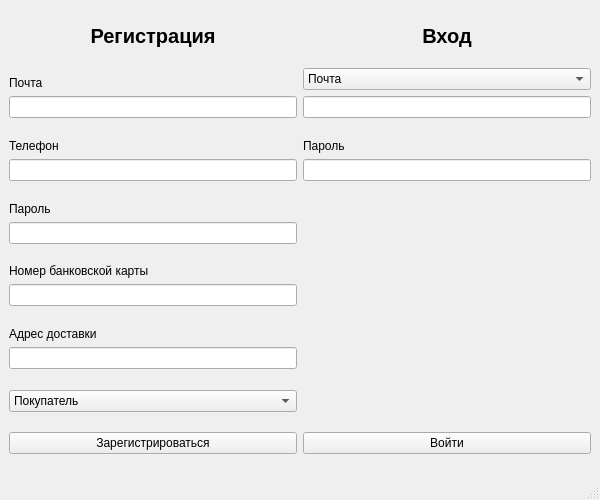
First picture: the form in files/ui/entery_window.ui, repository Fedor-Air/PyQT_project, before the edit.
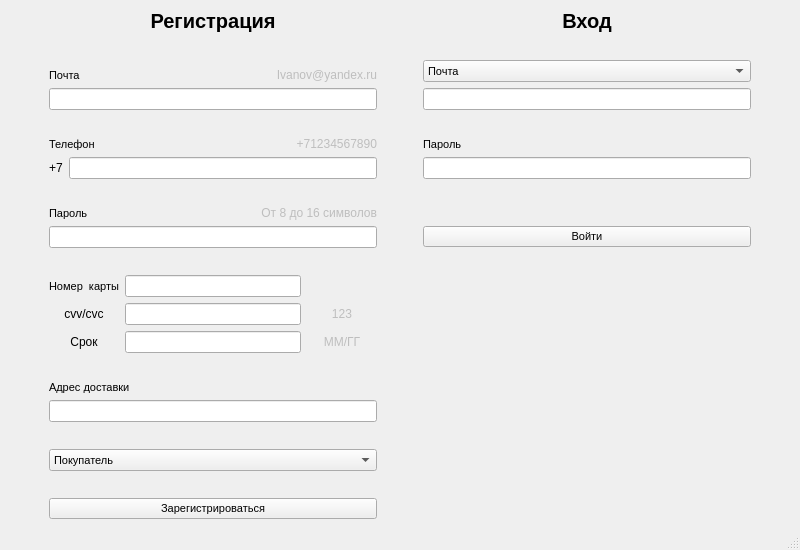
Second picture: the form after the edit.

The edit to the form file:
```diff
--- a/files/ui/entery_window.ui
+++ b/files/ui/entery_window.ui
@@ -2,12 +2,15 @@
 <ui version="4.0">
  <class>MainWindow</class>
  <widget class="QMainWindow" name="MainWindow">
+  <property name="enabled">
+   <bool>true</bool>
+  </property>
   <property name="geometry">
    <rect>
     <x>0</x>
     <y>0</y>
-    <width>600</width>
-    <height>500</height>
+    <width>800</width>
+    <height>550</height>
    </rect>
   </property>
   <property name="windowTitle">
@@ -15,197 +18,70 @@
   </property>
   <widget class="QWidget" name="centralwidget">
    <layout class="QGridLayout" name="gridLayout">
+    <item row="1" column="1">
+     <spacer name="verticalSpacer">
+      <property name="orientation">
+       <enum>Qt::Vertical</enum>
+      </property>
+      <property name="sizeHint" stdset="0">
+       <size>
+        <width>20</width>
+        <height>40</height>
+       </size>
+      </property>
+     </spacer>
+    </item>
     <item row="0" column="1">
+     <spacer name="verticalSpacer_10">
+      <property name="orientation">
+       <enum>Qt::Vertical</enum>
+      </property>
+      <property name="sizeHint" stdset="0">
+       <size>
+        <width>20</width>
+        <height>40</height>
+       </size>
+      </property>
+     </spacer>
+    </item>
+    <item row="2" column="1">
      <layout class="QGridLayout" name="gridLayout_2">
-      <item row="17" column="0">
-       <widget class="QLabel" name="reg_label_address">
-        <property name="text">
-         <string>Адрес доставки</string>
-        </property>
-        <property name="alignment">
-         <set>Qt::AlignBottom|Qt::AlignLeading|Qt::AlignLeft</set>
-        </property>
-       </widget>
+      <item row="9" column="0">
+       <layout class="QHBoxLayout" name="horizontalLayout_4">
+        <item>
+         <widget class="QLabel" name="reg_label_password">
+          <property name="enabled">
+           <bool>true</bool>
+          </property>
+          <property name="font">
+           <font>
+            <pointsize>8</pointsize>
+           </font>
+          </property>
+          <property name="text">
+           <string>Пароль</string>
+          </property>
+          <property name="alignment">
+           <set>Qt::AlignBottom|Qt::AlignLeading|Qt::AlignLeft</set>
+          </property>
+         </widget>
+        </item>
+        <item>
+         <widget class="QLabel" name="reg_label_password_extra">
+          <property name="enabled">
+           <bool>false</bool>
+          </property>
+          <property name="text">
+           <string>От 8 до 16 символов</string>
+          </property>
+          <property name="alignment">
+           <set>Qt::AlignBottom|Qt::AlignRight|Qt::AlignTrailing</set>
+          </property>
+         </widget>
+        </item>
+       </layout>
       </item>
-      <item row="3" column="0">
-       <widget class="QLabel" name="reg_label_post">
-        <property name="enabled">
-         <bool>true</bool>
-        </property>
-        <property name="text">
-         <string>Почта</string>
-        </property>
-        <property name="alignment">
-         <set>Qt::AlignBottom|Qt::AlignLeading|Qt::AlignLeft</set>
-        </property>
-       </widget>
-      </item>
-      <item row="23" column="1">
-       <spacer name="verticalSpacer_16">
-        <property name="orientation">
-         <enum>Qt::Vertical</enum>
-        </property>
-        <property name="sizeHint" stdset="0">
-         <size>
-          <width>20</width>
-          <height>40</height>
-         </size>
-        </property>
-       </spacer>
-      </item>
-      <item row="7" column="1">
-       <widget class="QLabel" name="ent_label_password">
-        <property name="enabled">
-         <bool>true</bool>
-        </property>
-        <property name="text">
-         <string>Пароль</string>
-        </property>
-        <property name="alignment">
-         <set>Qt::AlignBottom|Qt::AlignLeading|Qt::AlignLeft</set>
-        </property>
-       </widget>
-      </item>
-      <item row="23" column="0">
-       <spacer name="verticalSpacer_8">
-        <property name="orientation">
-         <enum>Qt::Vertical</enum>
-        </property>
-        <property name="sizeHint" stdset="0">
-         <size>
-          <width>20</width>
-          <height>40</height>
-         </size>
-        </property>
-       </spacer>
-      </item>
-      <item row="10" column="0">
-       <widget class="QLabel" name="reg_label_password">
-        <property name="enabled">
-         <bool>true</bool>
-        </property>
-        <property name="text">
-         <string>Пароль</string>
-        </property>
-        <property name="alignment">
-         <set>Qt::AlignBottom|Qt::AlignLeading|Qt::AlignLeft</set>
-        </property>
-       </widget>
-      </item>
-      <item row="0" column="1">
-       <spacer name="verticalSpacer_10">
-        <property name="orientation">
-         <enum>Qt::Vertical</enum>
-        </property>
-        <property name="sizeHint" stdset="0">
-         <size>
-          <width>20</width>
-          <height>40</height>
-         </size>
-        </property>
-       </spacer>
-      </item>
-      <item row="12" column="0">
-       <widget class="QLineEdit" name="reg_lineEdit_password"/>
-      </item>
-      <item row="13" column="1">
-       <spacer name="verticalSpacer_9">
-        <property name="orientation">
-         <enum>Qt::Vertical</enum>
-        </property>
-        <property name="sizeHint" stdset="0">
-         <size>
-          <width>20</width>
-          <height>40</height>
-         </size>
-        </property>
-       </spacer>
-      </item>
-      <item row="16" column="1">
-       <spacer name="verticalSpacer_13">
-        <property name="orientation">
-         <enum>Qt::Vertical</enum>
-        </property>
-        <property name="sizeHint" stdset="0">
-         <size>
-          <width>20</width>
-          <height>40</height>
-         </size>
-        </property>
-       </spacer>
-      </item>
-      <item row="21" column="1">
-       <spacer name="verticalSpacer_15">
-        <property name="orientation">
-         <enum>Qt::Vertical</enum>
-        </property>
-        <property name="sizeHint" stdset="0">
-         <size>
-          <width>20</width>
-          <height>40</height>
-         </size>
-        </property>
-       </spacer>
-      </item>
-      <item row="2" column="0">
-       <spacer name="verticalSpacer_2">
-        <property name="orientation">
-         <enum>Qt::Vertical</enum>
-        </property>
-        <property name="sizeHint" stdset="0">
-         <size>
-          <width>20</width>
-          <height>40</height>
-         </size>
-        </property>
-       </spacer>
-      </item>
-      <item row="6" column="1">
-       <spacer name="verticalSpacer_18">
-        <property name="orientation">
-         <enum>Qt::Vertical</enum>
-        </property>
-        <property name="sizeHint" stdset="0">
-         <size>
-          <width>20</width>
-          <height>40</height>
-         </size>
-        </property>
-       </spacer>
-      </item>
-      <item row="13" column="0">
-       <spacer name="verticalSpacer_5">
-        <property name="orientation">
-         <enum>Qt::Vertical</enum>
-        </property>
-        <property name="sizeHint" stdset="0">
-         <size>
-          <width>20</width>
-          <height>40</height>
-         </size>
-        </property>
-       </spacer>
-      </item>
-      <item row="5" column="0">
-       <widget class="QLineEdit" name="reg_lineEdit_post"/>
-      </item>
-      <item row="19" column="1">
-       <spacer name="verticalSpacer_14">
-        <property name="orientation">
-         <enum>Qt::Vertical</enum>
-        </property>
-        <property name="sizeHint" stdset="0">
-         <size>
-          <width>20</width>
-          <height>40</height>
-         </size>
-        </property>
-       </spacer>
-      </item>
-      <item row="8" column="0">
-       <widget class="QLineEdit" name="reg_lineEdit_num"/>
-      </item>
-      <item row="1" column="0">
+      <item row="0" column="0">
        <widget class="QLabel" name="reg_label">
         <property name="enabled">
          <bool>true</bool>
@@ -225,97 +101,264 @@
         </property>
        </widget>
       </item>
-      <item row="14" column="0">
-       <widget class="QLabel" name="reg_label_bankcard">
-        <property name="text">
-         <string>Номер банковской карты</string>
-        </property>
-        <property name="alignment">
-         <set>Qt::AlignBottom|Qt::AlignLeading|Qt::AlignLeft</set>
-        </property>
-       </widget>
-      </item>
-      <item row="0" column="0">
-       <spacer name="verticalSpacer_7">
-        <property name="orientation">
-         <enum>Qt::Vertical</enum>
-        </property>
-        <property name="sizeHint" stdset="0">
-         <size>
-          <width>20</width>
-          <height>40</height>
-         </size>
-        </property>
-       </spacer>
-      </item>
-      <item row="9" column="0">
-       <spacer name="verticalSpacer_6">
-        <property name="orientation">
-         <enum>Qt::Vertical</enum>
-        </property>
-        <property name="sizeHint" stdset="0">
-         <size>
-          <width>20</width>
-          <height>40</height>
-         </size>
-        </property>
-       </spacer>
-      </item>
-      <item row="8" column="1">
-       <widget class="QLineEdit" name="lineEdit_4"/>
-      </item>
-      <item row="9" column="1">
-       <spacer name="verticalSpacer_12">
-        <property name="orientation">
-         <enum>Qt::Vertical</enum>
-        </property>
-        <property name="sizeHint" stdset="0">
-         <size>
-          <width>20</width>
-          <height>40</height>
-         </size>
-        </property>
-       </spacer>
-      </item>
-      <item row="7" column="0">
-       <widget class="QLabel" name="reg_label_num">
-        <property name="text">
-         <string>Телефон</string>
-        </property>
-       </widget>
-      </item>
-      <item row="22" column="0">
+      <item row="20" column="0">
        <widget class="QPushButton" name="reg_pushButton_reg">
+        <property name="font">
+         <font>
+          <pointsize>8</pointsize>
+         </font>
+        </property>
         <property name="text">
          <string>Зарегистрироваться</string>
         </property>
        </widget>
       </item>
+      <item row="13" column="0">
+       <layout class="QGridLayout" name="gridLayout_3">
+        <item row="1" column="2">
+         <widget class="QLineEdit" name="reg_lineEdit_cvc">
+          <property name="maxLength">
+           <number>3</number>
+          </property>
+          <property name="echoMode">
+           <enum>QLineEdit::PasswordEchoOnEdit</enum>
+          </property>
+         </widget>
+        </item>
+        <item row="2" column="0">
+         <widget class="QLabel" name="reg_label_date">
+          <property name="text">
+           <string>Срок</string>
+          </property>
+          <property name="alignment">
+           <set>Qt::AlignCenter</set>
+          </property>
+         </widget>
+        </item>
+        <item row="0" column="2">
+         <widget class="QLineEdit" name="reg_lineEdit_bankcard">
+          <property name="text">
+           <string/>
+          </property>
+          <property name="maxLength">
+           <number>16</number>
+          </property>
+         </widget>
+        </item>
+        <item row="2" column="2">
+         <widget class="QLineEdit" name="reg_lineEdit_date">
+          <property name="autoFillBackground">
+           <bool>false</bool>
+          </property>
+          <property name="maxLength">
+           <number>5</number>
+          </property>
+          <property name="echoMode">
+           <enum>QLineEdit::Normal</enum>
+          </property>
+         </widget>
+        </item>
+        <item row="0" column="3">
+         <widget class="QLabel" name="reg_label_bankcard_extra">
+          <property name="enabled">
+           <bool>false</bool>
+          </property>
+          <property name="text">
+           <string/>
+          </property>
+          <property name="alignment">
+           <set>Qt::AlignCenter</set>
+          </property>
+         </widget>
+        </item>
+        <item row="0" column="0">
+         <widget class="QLabel" name="reg_label_bankcard">
+          <property name="font">
+           <font>
+            <pointsize>8</pointsize>
+           </font>
+          </property>
+          <property name="text">
+           <string>Номер  карты</string>
+          </property>
+          <property name="alignment">
+           <set>Qt::AlignCenter</set>
+          </property>
+         </widget>
+        </item>
+        <item row="1" column="3">
+         <widget class="QLabel" name="reg_label_cvc_extra">
+          <property name="enabled">
+           <bool>false</bool>
+          </property>
+          <property name="text">
+           <string>123</string>
+          </property>
+          <property name="alignment">
+           <set>Qt::AlignCenter</set>
+          </property>
+         </widget>
+        </item>
+        <item row="1" column="0">
+         <widget class="QLabel" name="reg_label_cvc">
+          <property name="text">
+           <string>cvv/cvc</string>
+          </property>
+          <property name="alignment">
+           <set>Qt::AlignCenter</set>
+          </property>
+         </widget>
+        </item>
+        <item row="2" column="3">
+         <widget class="QLabel" name="reg_label_date_extra">
+          <property name="enabled">
+           <bool>false</bool>
+          </property>
+          <property name="text">
+           <string>     ММ/ГГ     </string>
+          </property>
+          <property name="alignment">
+           <set>Qt::AlignCenter</set>
+          </property>
+         </widget>
+        </item>
+       </layout>
+      </item>
+      <item row="2" column="0">
+       <layout class="QHBoxLayout" name="horizontalLayout">
+        <item>
+         <widget class="QLabel" name="reg_label_email">
+          <property name="enabled">
+           <bool>true</bool>
+          </property>
+          <property name="font">
+           <font>
+            <pointsize>8</pointsize>
+           </font>
+          </property>
+          <property name="text">
+           <string>Почта</string>
+          </property>
+          <property name="alignment">
+           <set>Qt::AlignBottom|Qt::AlignLeading|Qt::AlignLeft</set>
+          </property>
+         </widget>
+        </item>
+        <item>
+         <widget class="QLabel" name="reg_label_email_extra">
+          <property name="enabled">
+           <bool>false</bool>
+          </property>
+          <property name="mouseTracking">
+           <bool>true</bool>
+          </property>
+          <property name="text">
+           <string>Ivanov@yandex.ru</string>
+          </property>
+          <property name="alignment">
+           <set>Qt::AlignBottom|Qt::AlignRight|Qt::AlignTrailing</set>
+          </property>
+         </widget>
+        </item>
+       </layout>
+      </item>
+      <item row="11" column="0">
+       <widget class="QLineEdit" name="reg_lineEdit_password">
+        <property name="maxLength">
+         <number>16</number>
+        </property>
+        <property name="echoMode">
+         <enum>QLineEdit::PasswordEchoOnEdit</enum>
+        </property>
+       </widget>
+      </item>
+      <item row="7" column="2">
+       <widget class="QLineEdit" name="ent_lineEdit_password">
+        <property name="maxLength">
+         <number>16</number>
+        </property>
+        <property name="echoMode">
+         <enum>QLineEdit::PasswordEchoOnEdit</enum>
+        </property>
+       </widget>
+      </item>
+      <item row="11" column="1">
+       <spacer name="horizontalSpacer_3">
+        <property name="orientation">
+         <enum>Qt::Horizontal</enum>
+        </property>
+        <property name="sizeType">
+         <enum>QSizePolicy::Preferred</enum>
+        </property>
+        <property name="sizeHint" stdset="0">
+         <size>
+          <width>40</width>
+          <height>20</height>
+         </size>
+        </property>
+       </spacer>
+      </item>
+      <item row="6" column="2">
+       <layout class="QHBoxLayout" name="horizontalLayout_9">
+        <item>
+         <widget class="QLabel" name="ent_label_password">
+          <property name="enabled">
+           <bool>true</bool>
+          </property>
+          <property name="font">
+           <font>
+            <pointsize>8</pointsize>
+           </font>
+          </property>
+          <property name="text">
+           <string>Пароль</string>
+          </property>
+          <property name="alignment">
+           <set>Qt::AlignBottom|Qt::AlignLeading|Qt::AlignLeft</set>
+          </property>
+         </widget>
+        </item>
+       </layout>
+      </item>
       <item row="15" column="0">
-       <widget class="QLineEdit" name="reg_lineEdit_bankcard"/>
+       <layout class="QHBoxLayout" name="horizontalLayout_8">
+        <item>
+         <widget class="QLabel" name="reg_label_address">
+          <property name="font">
+           <font>
+            <pointsize>8</pointsize>
+           </font>
+          </property>
+          <property name="text">
+           <string>Адрес доставки</string>
+          </property>
+          <property name="alignment">
+           <set>Qt::AlignBottom|Qt::AlignLeading|Qt::AlignLeft</set>
+          </property>
+         </widget>
+        </item>
+        <item>
+         <widget class="QLabel" name="reg_label_address_extra">
+          <property name="enabled">
+           <bool>false</bool>
+          </property>
+          <property name="text">
+           <string/>
+          </property>
+          <property name="alignment">
+           <set>Qt::AlignBottom|Qt::AlignRight|Qt::AlignTrailing</set>
+          </property>
+         </widget>
+        </item>
+       </layout>
       </item>
-      <item row="22" column="1">
-       <widget class="QPushButton" name="ent_pushButton_ent">
-        <property name="text">
-         <string>Войти</string>
+      <item row="2" column="2">
+       <widget class="QComboBox" name="ent_comboBox_emlphn">
+        <property name="font">
+         <font>
+          <pointsize>8</pointsize>
+         </font>
         </property>
-       </widget>
-      </item>
-      <item row="6" column="0">
-       <spacer name="verticalSpacer_17">
-        <property name="orientation">
-         <enum>Qt::Vertical</enum>
-        </property>
-        <property name="sizeHint" stdset="0">
-         <size>
-          <width>20</width>
-          <height>40</height>
-         </size>
-        </property>
-       </spacer>
-      </item>
-      <item row="3" column="1">
-       <widget class="QComboBox" name="ent_comboBox_postnum">
         <item>
          <property name="text">
           <string>Почта</string>
@@ -328,8 +371,45 @@
         </item>
        </widget>
       </item>
-      <item row="20" column="0">
+      <item row="6" column="0">
+       <layout class="QHBoxLayout" name="horizontalLayout_2">
+        <item>
+         <widget class="QLabel" name="reg_label_phone">
+          <property name="font">
+           <font>
+            <pointsize>8</pointsize>
+           </font>
+          </property>
+          <property name="text">
+           <string>Телефон</string>
+          </property>
+          <property name="alignment">
+           <set>Qt::AlignBottom|Qt::AlignLeading|Qt::AlignLeft</set>
+          </property>
+         </widget>
+        </item>
+        <item>
+         <widget class="QLabel" name="reg_label_phone_extra">
+          <property name="enabled">
+           <bool>false</bool>
+          </property>
+          <property name="text">
+           <string>+71234567890</string>
+          </property>
+          <property name="alignment">
+           <set>Qt::AlignBottom|Qt::AlignRight|Qt::AlignTrailing</set>
+          </property>
+         </widget>
+        </item>
+       </layout>
+      </item>
+      <item row="18" column="0">
        <widget class="QComboBox" name="reg_ComboBox_role">
+        <property name="font">
+         <font>
+          <pointsize>8</pointsize>
+         </font>
+        </property>
         <item>
          <property name="text">
           <string>Покупатель</string>
@@ -342,7 +422,7 @@
         </item>
        </widget>
       </item>
-      <item row="1" column="1">
+      <item row="0" column="2">
        <widget class="QLabel" name="ent_label">
         <property name="enabled">
          <bool>true</bool>
@@ -362,39 +442,46 @@
         </property>
        </widget>
       </item>
-      <item row="5" column="1">
-       <widget class="QLineEdit" name="lineEdit_2"/>
-      </item>
-      <item row="21" column="0">
-       <spacer name="verticalSpacer">
-        <property name="orientation">
-         <enum>Qt::Vertical</enum>
+      <item row="11" column="2">
+       <widget class="QPushButton" name="ent_pushButton_ent">
+        <property name="font">
+         <font>
+          <pointsize>8</pointsize>
+         </font>
         </property>
-        <property name="sizeHint" stdset="0">
-         <size>
-          <width>20</width>
-          <height>40</height>
-         </size>
+        <property name="text">
+         <string>Войти</string>
         </property>
-       </spacer>
+       </widget>
       </item>
-      <item row="18" column="0">
-       <widget class="QLineEdit" name="reg_lineEdit_address"/>
+      <item row="4" column="2">
+       <widget class="QLineEdit" name="ent_lineEdit_postnum"/>
       </item>
-      <item row="19" column="0">
-       <spacer name="verticalSpacer_3">
-        <property name="orientation">
-         <enum>Qt::Vertical</enum>
-        </property>
-        <property name="sizeHint" stdset="0">
-         <size>
-          <width>20</width>
-          <height>40</height>
-         </size>
-        </property>
-       </spacer>
+      <item row="7" column="0">
+       <layout class="QFormLayout" name="formLayout_4">
+        <item row="0" column="1">
+         <widget class="QLineEdit" name="reg_lineEdit_num">
+          <property name="maxLength">
+           <number>10</number>
+          </property>
+         </widget>
+        </item>
+        <item row="0" column="0">
+         <widget class="QLabel" name="reg_lineEdit_num_extra">
+          <property name="text">
+           <string>+7</string>
+          </property>
+         </widget>
+        </item>
+       </layout>
+      </item>
+      <item row="4" column="0">
+       <widget class="QLineEdit" name="reg_lineEdit_post"/>
       </item>
       <item row="16" column="0">
+       <widget class="QLineEdit" name="reg_lineEdit_address"/>
+      </item>
+      <item row="19" column="1">
        <spacer name="verticalSpacer_4">
         <property name="orientation">
          <enum>Qt::Vertical</enum>
@@ -407,8 +494,73 @@
         </property>
        </spacer>
       </item>
-      <item row="2" column="1">
-       <spacer name="verticalSpacer_11">
+      <item row="17" column="1">
+       <spacer name="verticalSpacer_12">
+        <property name="orientation">
+         <enum>Qt::Vertical</enum>
+        </property>
+        <property name="sizeHint" stdset="0">
+         <size>
+          <width>20</width>
+          <height>40</height>
+         </size>
+        </property>
+       </spacer>
+      </item>
+      <item row="14" column="1">
+       <spacer name="verticalSpacer_3">
+        <property name="orientation">
+         <enum>Qt::Vertical</enum>
+        </property>
+        <property name="sizeHint" stdset="0">
+         <size>
+          <width>20</width>
+          <height>40</height>
+         </size>
+        </property>
+       </spacer>
+      </item>
+      <item row="12" column="1">
+       <spacer name="verticalSpacer_5">
+        <property name="orientation">
+         <enum>Qt::Vertical</enum>
+        </property>
+        <property name="sizeHint" stdset="0">
+         <size>
+          <width>20</width>
+          <height>40</height>
+         </size>
+        </property>
+       </spacer>
+      </item>
+      <item row="8" column="1">
+       <spacer name="verticalSpacer_6">
+        <property name="orientation">
+         <enum>Qt::Vertical</enum>
+        </property>
+        <property name="sizeHint" stdset="0">
+         <size>
+          <width>20</width>
+          <height>40</height>
+         </size>
+        </property>
+       </spacer>
+      </item>
+      <item row="5" column="1">
+       <spacer name="verticalSpacer_7">
+        <property name="orientation">
+         <enum>Qt::Vertical</enum>
+        </property>
+        <property name="sizeHint" stdset="0">
+         <size>
+          <width>20</width>
+          <height>40</height>
+         </size>
+        </property>
+       </spacer>
+      </item>
+      <item row="1" column="1">
+       <spacer name="verticalSpacer_8">
         <property name="orientation">
          <enum>Qt::Vertical</enum>
         </property>
@@ -422,6 +574,64 @@
       </item>
      </layout>
     </item>
+    <item row="2" column="3">
+     <spacer name="horizontalSpacer_2">
+      <property name="orientation">
+       <enum>Qt::Horizontal</enum>
+      </property>
+      <property name="sizeType">
+       <enum>QSizePolicy::Preferred</enum>
+      </property>
+      <property name="sizeHint" stdset="0">
+       <size>
+        <width>40</width>
+        <height>20</height>
+       </size>
+      </property>
+     </spacer>
+    </item>
+    <item row="2" column="0">
+     <spacer name="horizontalSpacer">
+      <property name="orientation">
+       <enum>Qt::Horizontal</enum>
+      </property>
+      <property name="sizeType">
+       <enum>QSizePolicy::Preferred</enum>
+      </property>
+      <property name="sizeHint" stdset="0">
+       <size>
+        <width>40</width>
+        <height>20</height>
+       </size>
+      </property>
+     </spacer>
+    </item>
+    <item row="3" column="1">
+     <spacer name="verticalSpacer_2">
+      <property name="orientation">
+       <enum>Qt::Vertical</enum>
+      </property>
+      <property name="sizeHint" stdset="0">
+       <size>
+        <width>20</width>
+        <height>40</height>
+       </size>
+      </property>
+     </spacer>
+    </item>
+    <item row="4" column="1">
+     <spacer name="verticalSpacer_11">
+      <property name="orientation">
+       <enum>Qt::Vertical</enum>
+      </property>
+      <property name="sizeHint" stdset="0">
+       <size>
+        <width>20</width>
+        <height>40</height>
+       </size>
+      </property>
+     </spacer>
+    </item>
    </layout>
   </widget>
   <widget class="QMenuBar" name="menubar">
```
Left out of the diff: 2 changed lines with no effect on the pictures.
